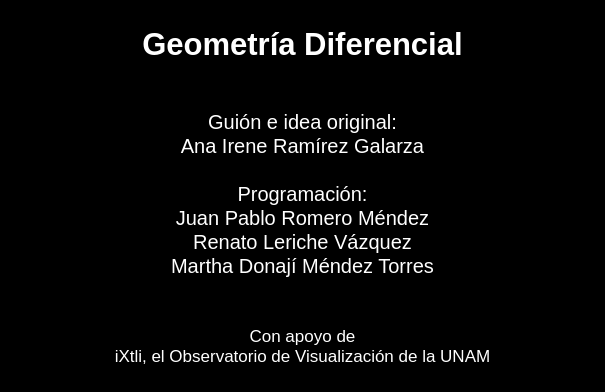
This is ui/presentacion.ui in jpablo/geomdif as Qt 5 draws it before an edit. The edited form follows.
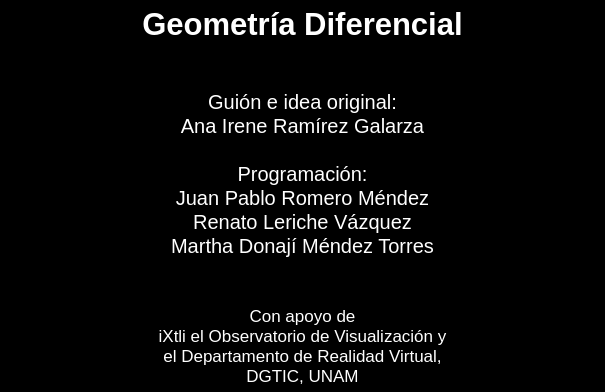
This is the edited form.

Diff of the .ui file:
```diff
--- a/ui/presentacion.ui
+++ b/ui/presentacion.ui
@@ -44,19 +44,21 @@
 p, li { white-space: pre-wrap; }
 &lt;/style&gt;&lt;/head&gt;&lt;body style=&quot; font-family:'Ubuntu'; font-size:11pt; font-weight:400; font-style:normal;&quot;&gt;
 &lt;p style=&quot; margin-top:0px; margin-bottom:0px; margin-left:0px; margin-right:0px; -qt-block-indent:0; text-indent:0px;&quot;&gt;&lt;span style=&quot; font-family:'MS Shell Dlg 2'; font-size:23pt; font-weight:600;&quot;&gt;Geometría Diferencial&lt;/span&gt;&lt;/p&gt;
-&lt;p style=&quot;-qt-paragraph-type:empty; margin-top:0px; margin-bottom:0px; margin-left:0px; margin-right:0px; -qt-block-indent:0; text-indent:0px; font-family:'MS Shell Dlg 2'; font-size:15pt;&quot;&gt;&lt;/p&gt;
-&lt;p style=&quot;-qt-paragraph-type:empty; margin-top:0px; margin-bottom:0px; margin-left:0px; margin-right:0px; -qt-block-indent:0; text-indent:0px; font-family:'MS Shell Dlg 2'; font-size:15pt;&quot;&gt;&lt;/p&gt;
+&lt;p style=&quot;-qt-paragraph-type:empty; margin-top:0px; margin-bottom:0px; margin-left:0px; margin-right:0px; -qt-block-indent:0; text-indent:0px; font-family:'MS Shell Dlg 2'; font-size:15pt;&quot;&gt;&lt;br /&gt;&lt;/p&gt;
+&lt;p style=&quot;-qt-paragraph-type:empty; margin-top:0px; margin-bottom:0px; margin-left:0px; margin-right:0px; -qt-block-indent:0; text-indent:0px; font-family:'MS Shell Dlg 2'; font-size:15pt;&quot;&gt;&lt;br /&gt;&lt;/p&gt;
 &lt;p style=&quot; margin-top:0px; margin-bottom:0px; margin-left:0px; margin-right:0px; -qt-block-indent:0; text-indent:0px;&quot;&gt;&lt;span style=&quot; font-family:'MS Shell Dlg 2'; font-size:15pt;&quot;&gt;Guión e idea original:&lt;/span&gt;&lt;/p&gt;
 &lt;p style=&quot; margin-top:0px; margin-bottom:0px; margin-left:0px; margin-right:0px; -qt-block-indent:0; text-indent:0px;&quot;&gt;&lt;span style=&quot; font-family:'MS Shell Dlg 2'; font-size:15pt;&quot;&gt;Ana Irene Ramírez Galarza&lt;/span&gt;&lt;/p&gt;
-&lt;p style=&quot;-qt-paragraph-type:empty; margin-top:0px; margin-bottom:0px; margin-left:0px; margin-right:0px; -qt-block-indent:0; text-indent:0px; font-family:'MS Shell Dlg 2'; font-size:15pt;&quot;&gt;&lt;/p&gt;
+&lt;p style=&quot;-qt-paragraph-type:empty; margin-top:0px; margin-bottom:0px; margin-left:0px; margin-right:0px; -qt-block-indent:0; text-indent:0px; font-family:'MS Shell Dlg 2'; font-size:15pt;&quot;&gt;&lt;br /&gt;&lt;/p&gt;
 &lt;p style=&quot; margin-top:0px; margin-bottom:0px; margin-left:0px; margin-right:0px; -qt-block-indent:0; text-indent:0px;&quot;&gt;&lt;span style=&quot; font-family:'MS Shell Dlg 2'; font-size:15pt;&quot;&gt;Programación:&lt;/span&gt;&lt;/p&gt;
 &lt;p style=&quot; margin-top:0px; margin-bottom:0px; margin-left:0px; margin-right:0px; -qt-block-indent:0; text-indent:0px;&quot;&gt;&lt;span style=&quot; font-family:'MS Shell Dlg 2'; font-size:15pt;&quot;&gt;Juan Pablo Romero Méndez&lt;/span&gt;&lt;/p&gt;
 &lt;p style=&quot; margin-top:0px; margin-bottom:0px; margin-left:0px; margin-right:0px; -qt-block-indent:0; text-indent:0px;&quot;&gt;&lt;span style=&quot; font-family:'MS Shell Dlg 2'; font-size:15pt;&quot;&gt;Renato Leriche Vázquez&lt;/span&gt;&lt;/p&gt;
 &lt;p style=&quot; margin-top:0px; margin-bottom:0px; margin-left:0px; margin-right:0px; -qt-block-indent:0; text-indent:0px;&quot;&gt;&lt;span style=&quot; font-family:'MS Shell Dlg 2'; font-size:15pt;&quot;&gt;Martha Donají Méndez Torres&lt;/span&gt;&lt;/p&gt;
-&lt;p style=&quot;-qt-paragraph-type:empty; margin-top:0px; margin-bottom:0px; margin-left:0px; margin-right:0px; -qt-block-indent:0; text-indent:0px; font-family:'MS Shell Dlg 2'; font-size:15pt;&quot;&gt;&lt;/p&gt;
-&lt;p style=&quot;-qt-paragraph-type:empty; margin-top:0px; margin-bottom:0px; margin-left:0px; margin-right:0px; -qt-block-indent:0; text-indent:0px; font-family:'MS Shell Dlg 2'; font-size:15pt;&quot;&gt;&lt;/p&gt;
+&lt;p style=&quot;-qt-paragraph-type:empty; margin-top:0px; margin-bottom:0px; margin-left:0px; margin-right:0px; -qt-block-indent:0; text-indent:0px; font-family:'MS Shell Dlg 2'; font-size:15pt;&quot;&gt;&lt;br /&gt;&lt;/p&gt;
+&lt;p style=&quot;-qt-paragraph-type:empty; margin-top:0px; margin-bottom:0px; margin-left:0px; margin-right:0px; -qt-block-indent:0; text-indent:0px; font-family:'MS Shell Dlg 2'; font-size:15pt;&quot;&gt;&lt;br /&gt;&lt;/p&gt;
 &lt;p style=&quot; margin-top:0px; margin-bottom:0px; margin-left:0px; margin-right:0px; -qt-block-indent:0; text-indent:0px;&quot;&gt;&lt;span style=&quot; font-family:'MS Shell Dlg 2'; font-size:13pt;&quot;&gt;Con apoyo de&lt;/span&gt;&lt;/p&gt;
-&lt;p style=&quot; margin-top:0px; margin-bottom:0px; margin-left:0px; margin-right:0px; -qt-block-indent:0; text-indent:0px;&quot;&gt;&lt;span style=&quot; font-family:'MS Shell Dlg 2'; font-size:13pt;&quot;&gt;iXtli, el Observatorio de Visualización de la UNAM&lt;/span&gt;&lt;/p&gt;&lt;/body&gt;&lt;/html&gt;</string>
+&lt;p style=&quot; margin-top:0px; margin-bottom:0px; margin-left:0px; margin-right:0px; -qt-block-indent:0; text-indent:0px;&quot;&gt;&lt;span style=&quot; font-family:'MS Shell Dlg 2'; font-size:13pt;&quot;&gt;iXtli el Observatorio de Visualización y&lt;/span&gt;&lt;/p&gt;
+&lt;p style=&quot; margin-top:0px; margin-bottom:0px; margin-left:0px; margin-right:0px; -qt-block-indent:0; text-indent:0px;&quot;&gt;&lt;span style=&quot; font-family:'MS Shell Dlg 2'; font-size:13pt;&quot;&gt;el Departamento de Realidad Virtual,&lt;/span&gt;&lt;/p&gt;
+&lt;p style=&quot; margin-top:0px; margin-bottom:0px; margin-left:0px; margin-right:0px; -qt-block-indent:0; text-indent:0px;&quot;&gt;&lt;span style=&quot; font-family:'MS Shell Dlg 2'; font-size:13pt;&quot;&gt;DGTIC, UNAM&lt;/span&gt;&lt;/p&gt;&lt;/body&gt;&lt;/html&gt;</string>
      </property>
      <property name="alignment">
       <set>Qt::AlignCenter</set>
```
Left out of the diff: 11 changed lines with no effect on the pictures.
